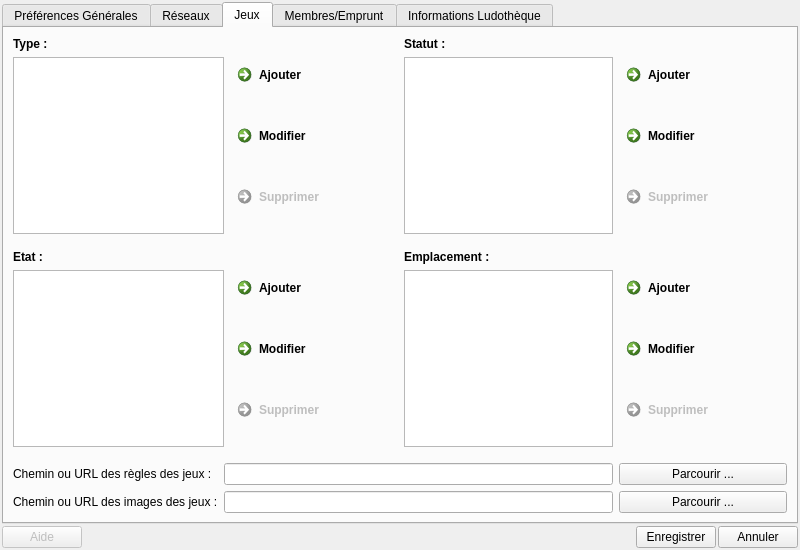
nivhg/ludopen, file f_preferences.ui: the form before one commit.
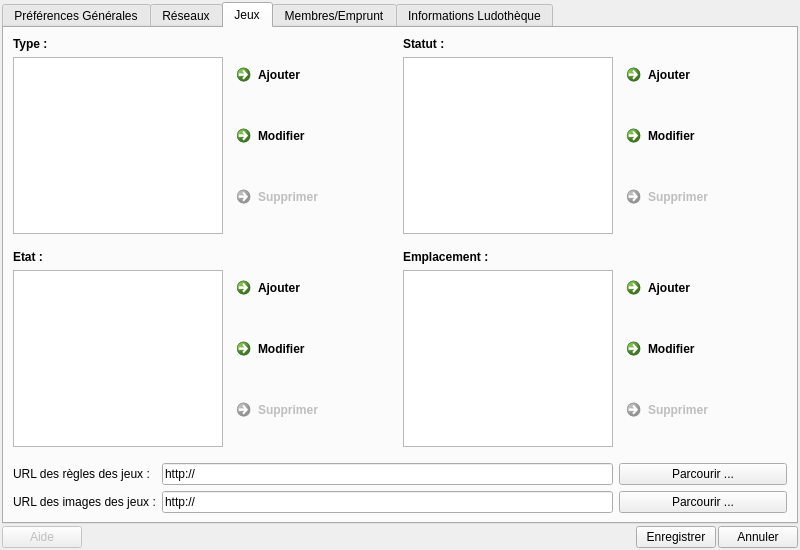
The form after the commit. Icons and pictures are not drawn.

The edit to the form file:
```diff
--- a/f_preferences.ui
+++ b/f_preferences.ui
@@ -828,19 +828,23 @@
          <item row="10" column="0">
           <widget class="QLabel" name="Lb_CheminRegle">
            <property name="text">
-            <string>Chemin ou URL des règles des jeux :</string>
+            <string>URL des règles des jeux :</string>
            </property>
           </widget>
          </item>
          <item row="11" column="0">
           <widget class="QLabel" name="Lb_CheminImage">
            <property name="text">
-            <string>Chemin ou URL des images des jeux :</string>
+            <string>URL des images des jeux :</string>
            </property>
           </widget>
          </item>
          <item row="10" column="1" colspan="3">
-          <widget class="QLineEdit" name="LE_CheminRegle"/>
+          <widget class="QLineEdit" name="LE_CheminRegle">
+           <property name="text">
+            <string>http://</string>
+           </property>
+          </widget>
          </item>
          <item row="10" column="4">
           <widget class="QPushButton" name="Bt_ParcourirRegle">
@@ -911,7 +915,11 @@
           </widget>
          </item>
          <item row="11" column="1" colspan="3">
-          <widget class="QLineEdit" name="LE_CheminPhotosJeux"/>
+          <widget class="QLineEdit" name="LE_CheminPhotosJeux">
+           <property name="text">
+            <string>http://</string>
+           </property>
+          </widget>
          </item>
          <item row="4" column="0" colspan="5">
           <spacer name="VS_3">
```
